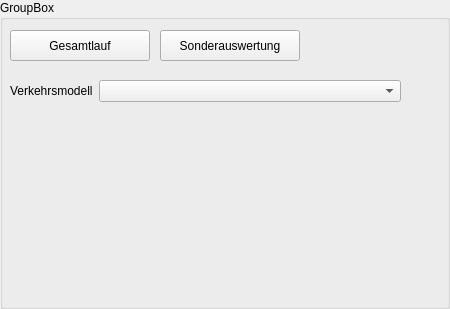
Before: the Qt Designer form src/gui_vm/view/qt_designed/scenario.ui in ChrFr/gui_vm, drawn with Qt 5.
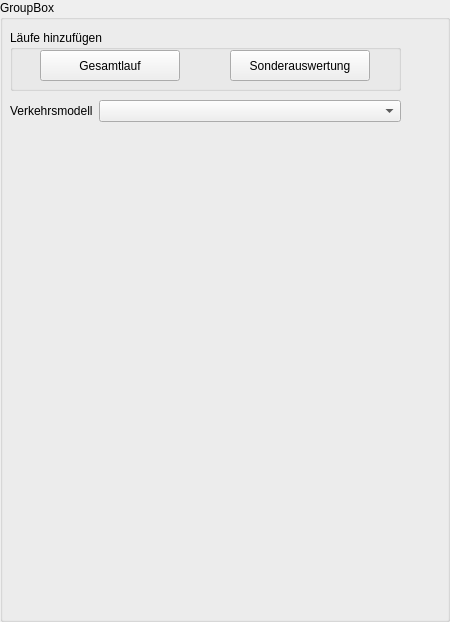
After: the same form once the commit is applied. Icons and pictures are not drawn.

Commit message: Update: dont start runs anymore when clicking buttons in scenario in details;

Patch:
```diff
--- a/src/gui_vm/view/qt_designed/scenario.ui
+++ b/src/gui_vm/view/qt_designed/scenario.ui
@@ -7,7 +7,7 @@
     <x>0</x>
     <y>0</y>
     <width>450</width>
-    <height>309</height>
+    <height>622</height>
    </rect>
   </property>
   <property name="sizePolicy">
@@ -32,7 +32,7 @@
    <property name="geometry">
     <rect>
      <x>10</x>
-     <y>80</y>
+     <y>100</y>
      <width>391</width>
      <height>221</height>
     </rect>
@@ -56,11 +56,23 @@
     </item>
    </layout>
   </widget>
-  <widget class="QPushButton" name="start_button">
+  <widget class="QGroupBox" name="groupBox">
    <property name="geometry">
     <rect>
      <x>10</x>
      <y>30</y>
+     <width>391</width>
+     <height>61</height>
+    </rect>
+   </property>
+   <property name="title">
+    <string>Läufe hinzufügen</string>
+   </property>
+   <widget class="QPushButton" name="primary_button">
+    <property name="geometry">
+     <rect>
+      <x>30</x>
+      <y>20</y>
      <width>140</width>
      <height>31</height>
     </rect>
@@ -84,8 +96,8 @@
   <widget class="QPushButton" name="special_button">
    <property name="geometry">
     <rect>
-     <x>160</x>
-     <y>30</y>
+      <x>220</x>
+      <y>20</y>
      <width>140</width>
      <height>31</height>
     </rect>
@@ -99,8 +111,15 @@
    <property name="text">
     <string>Sonderauswertung</string>
    </property>
-  </widget>
- </widget>
- <resources/>
+    <property name="icon">
+     <iconset resource="gui.qrc">
+      <normaloff>:/buttons/icons/plus.png</normaloff>:/buttons/icons/plus.png</iconset>
+    </property>
+   </widget>
+  </widget>
+ </widget>
+ <resources>
+  <include location="gui.qrc"/>
+ </resources>
  <connections/>
 </ui>
```
Left out of the diff: 4 changed lines with no effect on the pictures. Lines whose indentation alone changed are shown as unchanged. The commit also changes 6 other files.
